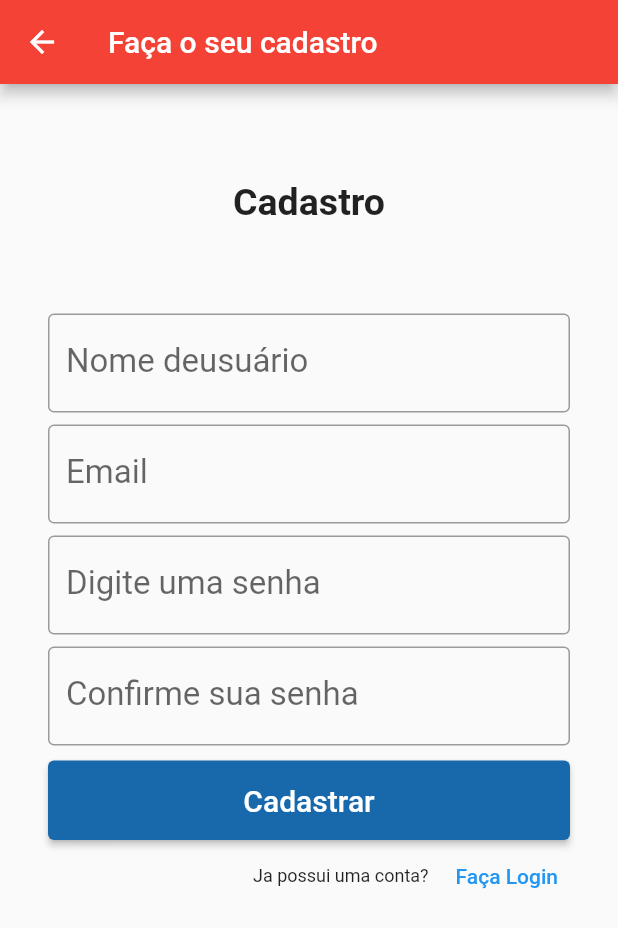
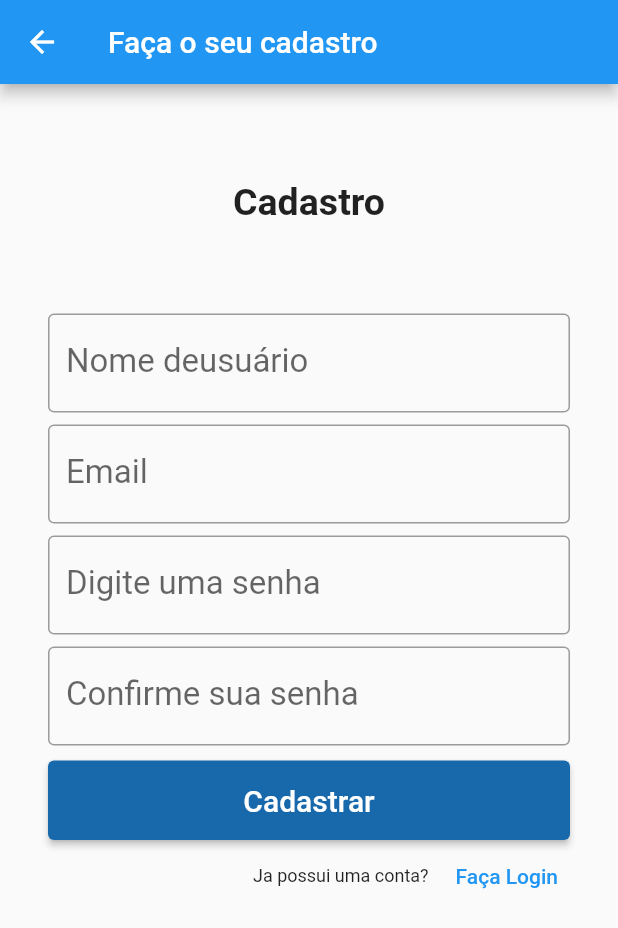
Before and after one commit to luizCustodio/projeto_daily, a Flutter app: the cadastro screen opened directly, on a phone screen of 412 x 824 dp. Shown: the top 928 px of the screen. Run offline on Flutter 3.47's test engine with Material 2 defaults, Android fonts, the phone set to English and light mode, and no system bars.

Commit message:
mudei pra azul de volta

```diff
--- a/lib/cadastro.dart
+++ b/lib/cadastro.dart
@@ -16,7 +16,7 @@ Widget build(BuildContext context) {
   return Scaffold(
   appBar: AppBar(
   title: Text("Faça o seu cadastro"),
-  backgroundColor: Colors.red,
+  backgroundColor: Colors.blue,
   ),
   body: Container(
   child: SingleChildScrollView(
```
